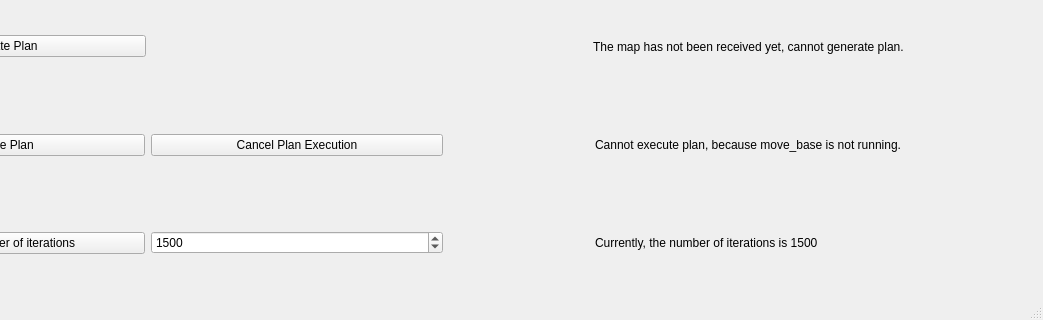
The window that mbf_rrts_planner/forms/control_panel.ui (MRSD-Project-GHAR/ha_planner) describes before a commit, drawn with Qt 5; both pictures show x 157 to 1200 and y 224 to 544 of the 1200 by 544 pixel window.
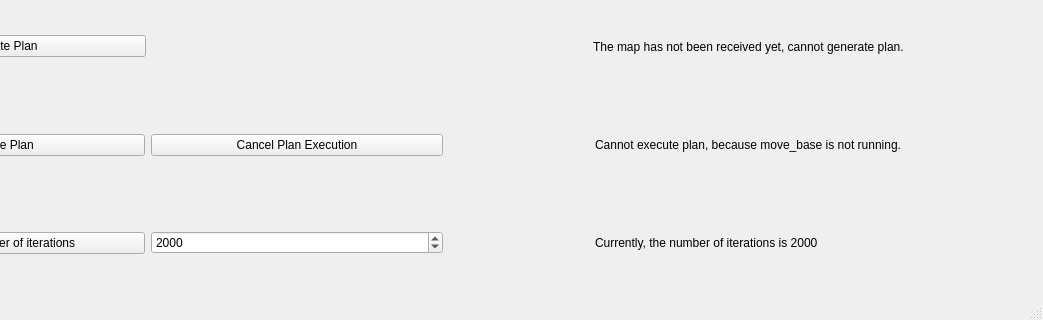
The same window after the commit.

Commit message: Change default num of iters

```diff
--- a/mbf_rrts_planner/forms/control_panel.ui
+++ b/mbf_rrts_planner/forms/control_panel.ui
@@ -185,7 +185,7 @@
            <number>25</number>
           </property>
           <property name="value">
-           <number>1500</number>
+           <number>2000</number>
           </property>
          </widget>
         </item>
@@ -205,7 +205,7 @@
         <item>
          <widget class="QLabel" name="iteration_number_label">
           <property name="text">
-           <string>Currently, the number of iterations is 1500</string>
+           <string>Currently, the number of iterations is 2000</string>
           </property>
          </widget>
         </item>
```
The commit also changes 2 other files.
